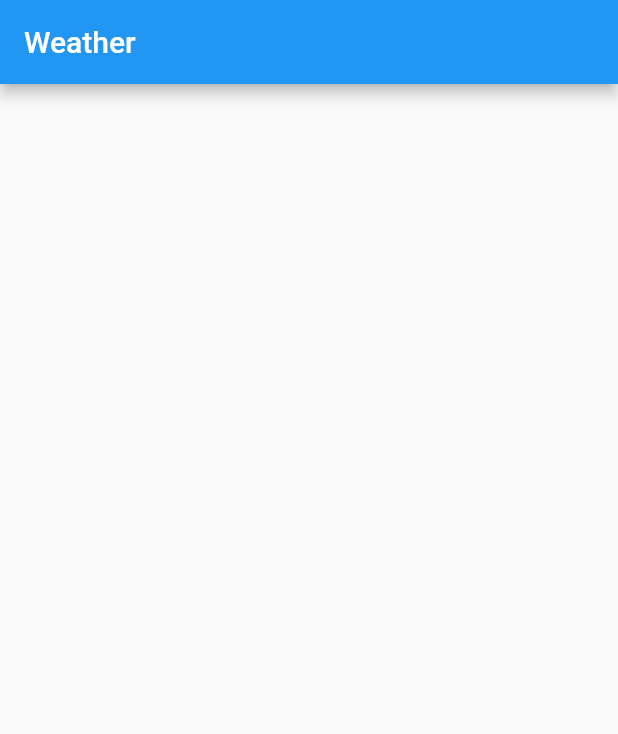
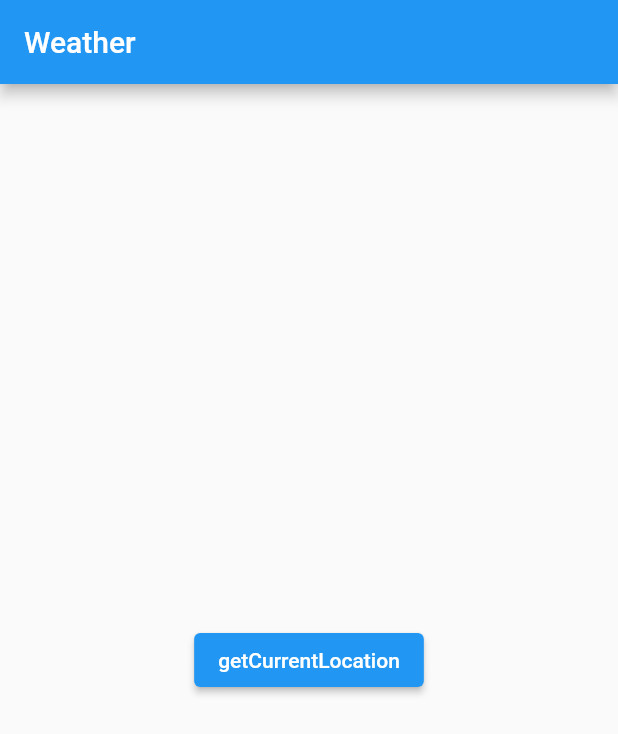
Before and after one commit to dispersik/weather_app, a Flutter app: the screen it shows after launch, on a phone screen of 412 x 824 dp. Shown: the top 734 px of the screen. Run offline on Flutter 3.47's test engine with Material 2 defaults, Android fonts, the phone set to English and light mode, and no system bars; our stand-ins replace geolocator; missing offline and left inert: geocoder.

Commit message:
resolved dependencies for geolocator, geocoder, http; add some features

```diff
--- /dev/null
+++ b/lib/back/geocoder_helper.dart
@@ -0,0 +1,5 @@
+import 'package:geocoder/geocoder.dart';
+
+Future<dynamic> getAddressFromCoordinates(double latitude, double longitude) {
+  return Geocoder.local.findAddressesFromCoordinates(Coordinates(latitude, longitude));
+}
--- /dev/null
+++ b/lib/back/geolocator_helper.dart
@@ -0,0 +1,5 @@
+import 'package:geolocator/geolocator.dart';
+
+Future<Position> getCurrentLocation() async {
+  return Geolocator.getCurrentPosition();
+}
--- a/lib/main.dart
+++ b/lib/main.dart
@@ -1,4 +1,6 @@
 import 'package:flutter/material.dart';
+import 'package:geolocator/geolocator.dart';
+import 'package:weather_app/back/geolocator_helper.dart';
 
 void main() {
   runApp(WeatherApp());
@@ -27,6 +29,7 @@ class MyHomePage extends StatefulWidget {
 }
 
 class _MyHomePageState extends State<MyHomePage> {
+  Position currentLocation;
   @override
   Widget build(BuildContext context) {
     return Scaffold(
@@ -36,7 +39,14 @@ class _MyHomePageState extends State<MyHomePage> {
       body: Center(
         child: Column(
           mainAxisAlignment: MainAxisAlignment.center,
-          children: <Widget>[],
+          children: <Widget>[
+            ElevatedButton(
+                onPressed: () async {
+                  currentLocation = await getCurrentLocation();
+                  print(currentLocation);
+                },
+                child: Text('getCurrentLocation'))
+          ],
         ),
       ),
     );
--- a/pubspec.yaml
+++ b/pubspec.yaml
@@ -23,6 +23,9 @@ environment:
 dependencies:
   flutter:
     sdk: flutter
+  geolocator: ^6.2.0
+  geocoder: ^0.2.1
+  http: ^0.12.2
 
 
   # The following adds the Cupertino Icons font to your application.
```
Also changed, not shown: lib/back/openweathermap_api.dart (added, +9 -0 lines), pubspec.lock, 3 other files.
